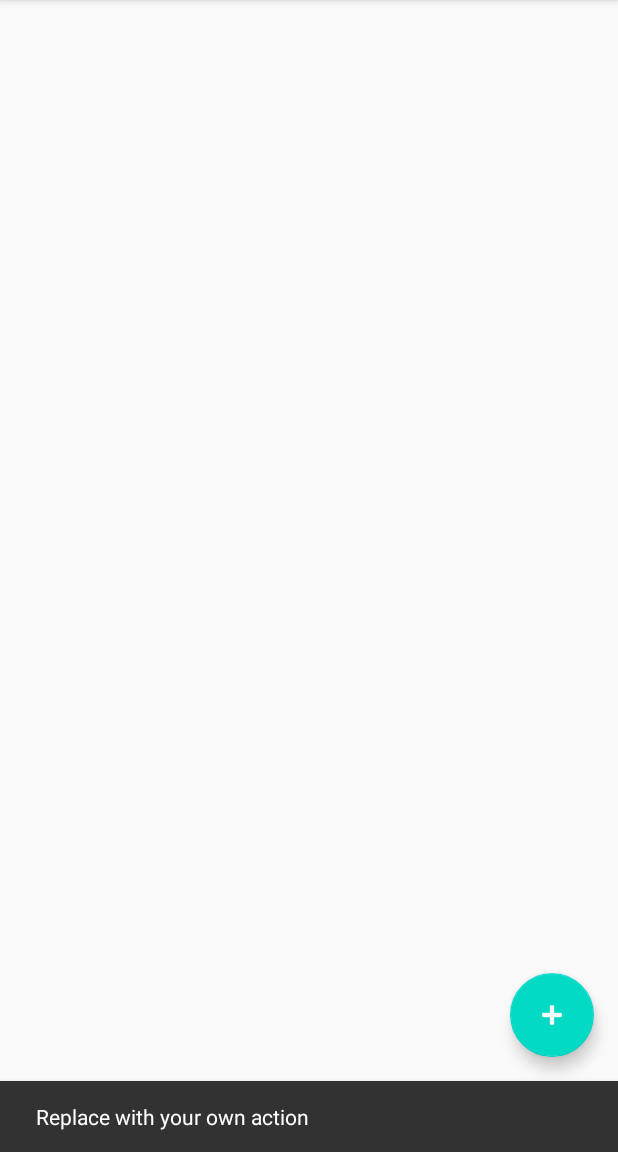
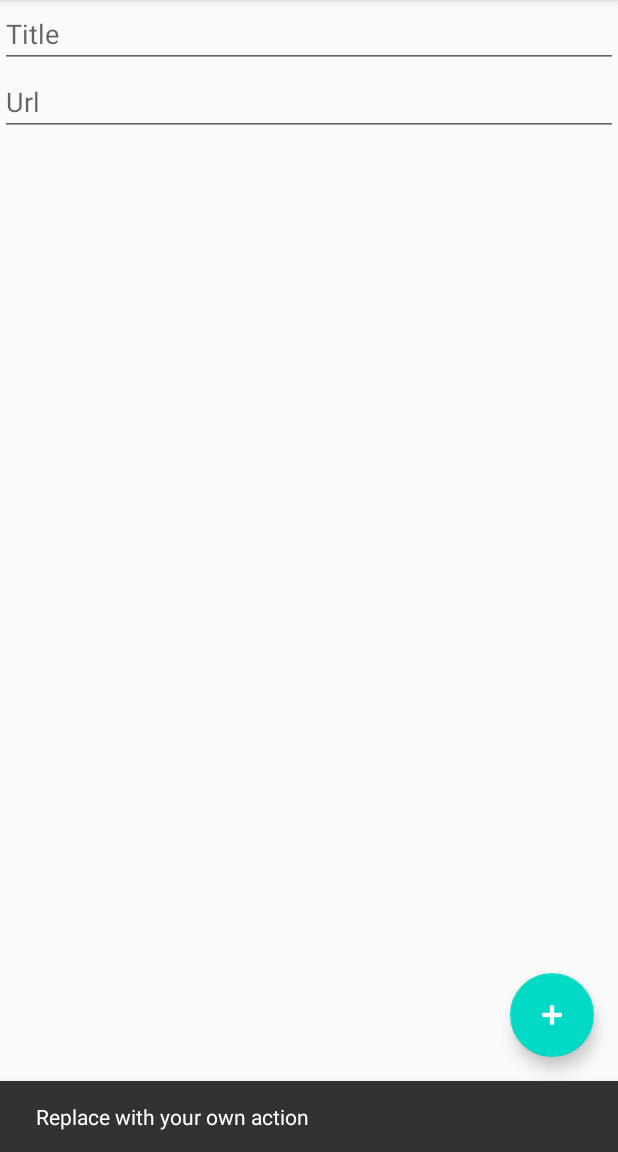
Before and after one commit to omwro/Level3Task2, an Android app: the AddFragment screen opened through its navigation route, after a tap on an icon or button, on a phone screen of 412 x 824 dp, the part 84-1236 px from its top. Run offline under Robolectric (Android 15) with nearby library versions, the phone set to English and light mode, and no system bars; 2 statements that could not run were skipped.

Commit message:
#2.2 Add portal fragment layout

```diff
--- a/app/src/main/res/layout/fragment_add.xml
+++ b/app/src/main/res/layout/fragment_add.xml
@@ -6,5 +6,31 @@
     android:layout_height="match_parent"
     tools:context=".AddFragment">
 
+    <EditText
+        android:id="@+id/etTitle"
+        android:layout_width="match_parent"
+        android:layout_height="wrap_content"
+        android:hint="@string/title"
+        android:inputType="text"
+        app:layout_constraintTop_toTopOf="parent"
+        android:autofillHints="@string/title" />
 
+    <EditText
+        android:id="@+id/etUrl"
+        android:layout_width="match_parent"
+        android:layout_height="wrap_content"
+        android:hint="@string/url"
+        app:layout_constraintStart_toStartOf="parent"
+        app:layout_constraintTop_toBottomOf="@+id/etTitle"
+        android:autofillHints="@string/url"
+        android:inputType="textUri" />
+
+    <Button
+        android:id="@+id/btnAddPortal"
+        android:layout_width="match_parent"
+        android:layout_height="wrap_content"
+        android:text="@string/add_portal"
+        app:layout_constraintBottom_toBottomOf="parent"
+        app:layout_constraintEnd_toEndOf="parent"
+        app:layout_constraintStart_toStartOf="parent" />
 </androidx.constraintlayout.widget.ConstraintLayout>
--- a/app/src/main/res/values/strings.xml
+++ b/app/src/main/res/values/strings.xml
@@ -4,6 +4,6 @@
     <!-- Strings used for fragments for navigation -->
     <string name="placeholder_text">Placeholder Text</string>
     <string name="title">Title</string>
-    <string name="ulr">Url</string>
+    <string name="url">Url</string>
     <string name="add_portal">ADD PORTAL</string>
 </resources>
```
